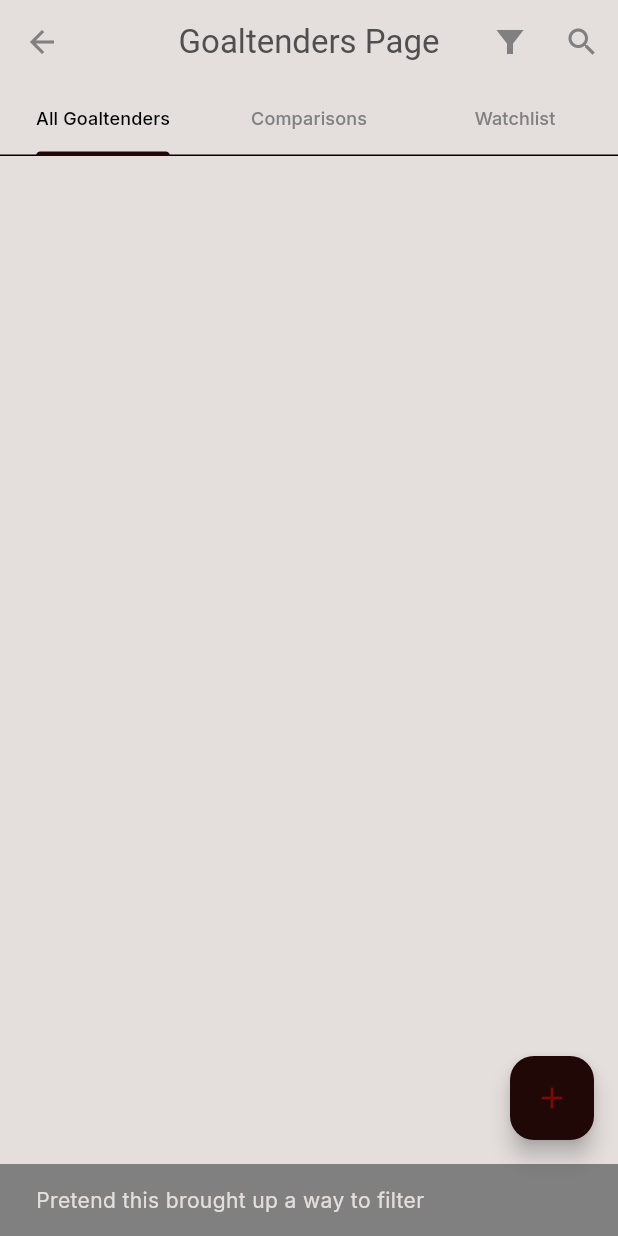
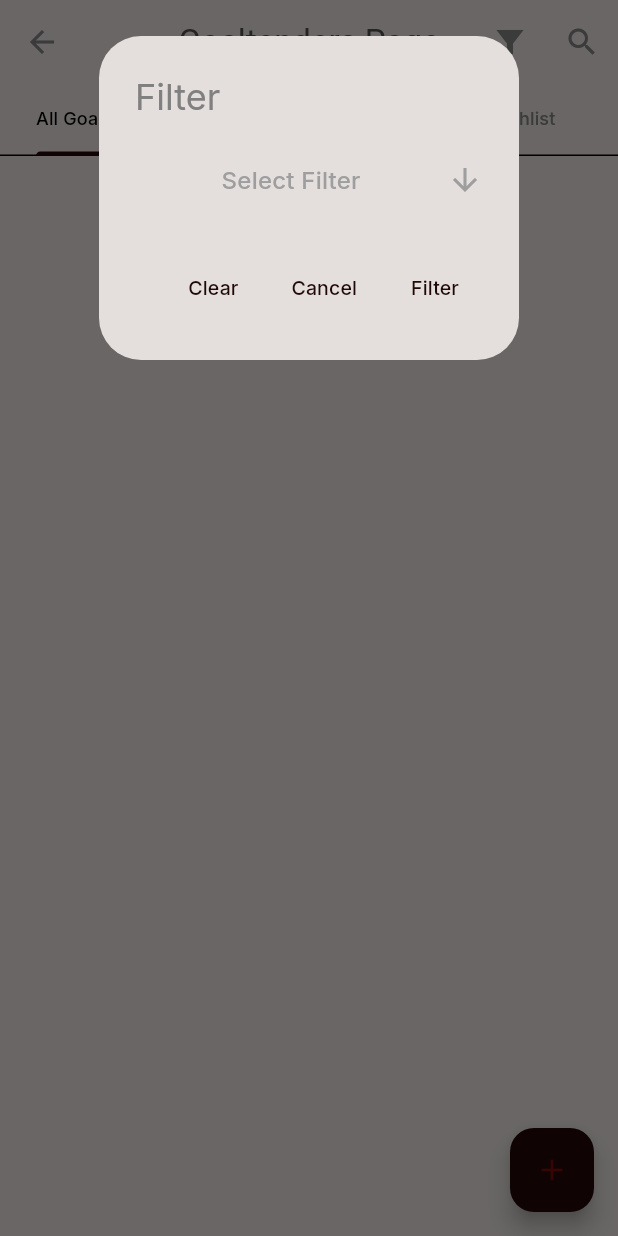
Before and after one commit to hamjac5334/HockeyContract, a Flutter app: the GoaltenderListView screen opened directly with empty values, after a tap on the "filter alt" icon, on a phone screen of 412 x 824 dp. Run offline on Flutter 3.47's test engine with Material 3 defaults, Android fonts, the light colour scheme and no system bars; our stand-ins replace auto_size_text, cloud_firestore, firebase_auth, firebase_core, go_router; missing offline and left inert: firebase_ui_auth; accounts and stored records are empty.

Commit message:
Added filter functionality to goaltender listview-does not work

```diff
--- a/hockey_evaluation_app/lib/pages/goaltender_list_view.dart
+++ b/hockey_evaluation_app/lib/pages/goaltender_list_view.dart
@@ -25,6 +25,9 @@ class GoaltenderListViewState extends State<GoaltenderListView>
     with TickerProviderStateMixin {
   late final TabController _tabController;
   final TextEditingController _filterController = TextEditingController();
+  final List<String> _filters = ["A-Z", "Z-A"];
+
+  String? _selectedFilter;
 
   @override
   void initState() {
@@ -52,6 +55,13 @@ class GoaltenderListViewState extends State<GoaltenderListView>
     setState(() {
       goaltender.toggleWatchlist();
     });
+  }
+   void _filtergoalies(String filter) {
+    if (filter == "A-Z") {
+      widget.displayitems.sort((a, b) => a.toString().compareTo(b.toString()));
+    } else if (filter == 'Z-A') {
+      widget.displayitems.sort((b, a) => a.toString().compareTo(b.toString()));
+    }
   }
 
   List<Goaltender> getGoaltenderWatchList() {
@@ -112,6 +122,82 @@ class GoaltenderListViewState extends State<GoaltenderListView>
     );
   }
 
+  void showFilterDialog(BuildContext context) {
+    showDialog(
+      context: context,
+      builder: (context) {
+        return AlertDialog(
+          alignment: Alignment.topCenter,
+          title: Text('Filter'),
+          content: DropdownButton<String>(
+            value: _selectedFilter,
+            onChanged: (value) {
+              setState(() {
+                _selectedFilter = value;
+              });
+            },
+            hint: const Center(
+                child: Text(
+              'Select Filter',
+              style: TextStyle(color: Colors.grey),
+
+            )),
+            // Hide the default underline
+            underline: Container(),
+            // set the color of the dropdown menu
+            icon: const Icon(
+              Icons.arrow_downward,
+              color: Colors.grey,
+            ),
+            isExpanded: true,
+
+            // The list of options
+            items: _filters
+                .map((e) => DropdownMenuItem(
+                      value: e,
+                      child: Container(
+                        alignment: Alignment.centerLeft,
+                        child: Text(
+                          e,
+                          style: const TextStyle(fontSize: 18),
+                        ),
+                      ),
+                    ))
+                .toList(),
+          ),
+          actions: [
+            TextButton(
+              onPressed: () {
+                Navigator.of(context).pop();
+                setState(() {
+                  widget.displayitems = widget.items;
+                  _selectedFilter = null;
+                });
+              },
+              child: Text('Clear'),
+            ),
+            TextButton(
+              onPressed: () {
+                Navigator.of(context).pop();
+              },
+              child: Text('Cancel'),
+            ),
+            TextButton(
+              onPressed: () {
+                Navigator.of(context).pop();
+
+                setState(() {
+                  widget.displayitems = widget.items;
+                });
+              },
+              child: Text('Filter'),
+            ),
+          ],
+        );
+      },
+    );
+  }
+
   @override
   Widget build(BuildContext context) {
     return Scaffold(
@@ -124,8 +210,7 @@ class GoaltenderListViewState extends State<GoaltenderListView>
         actions: [
           IconButton(
               onPressed: () {
-                ScaffoldMessenger.of(context).showSnackBar(const SnackBar(
-                    content: Text('Pretend this brought up a way to filter')));
+                showFilterDialog(context);
               },
               icon: const Icon(Icons.filter_alt_sharp)),
           IconButton(
```
